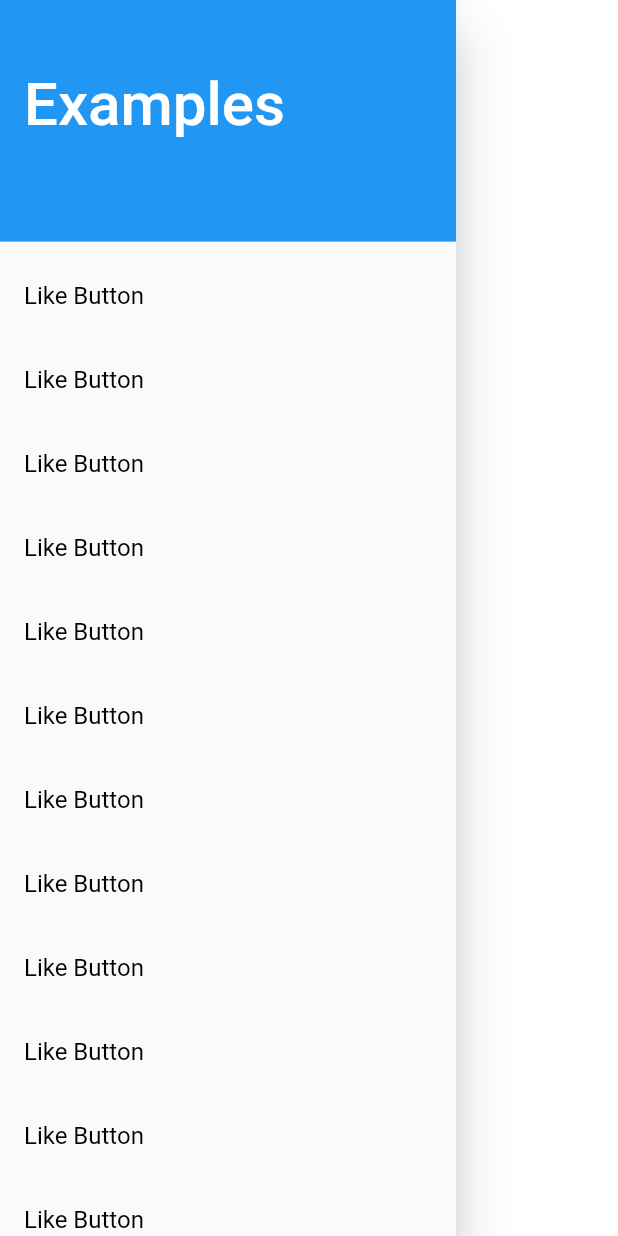
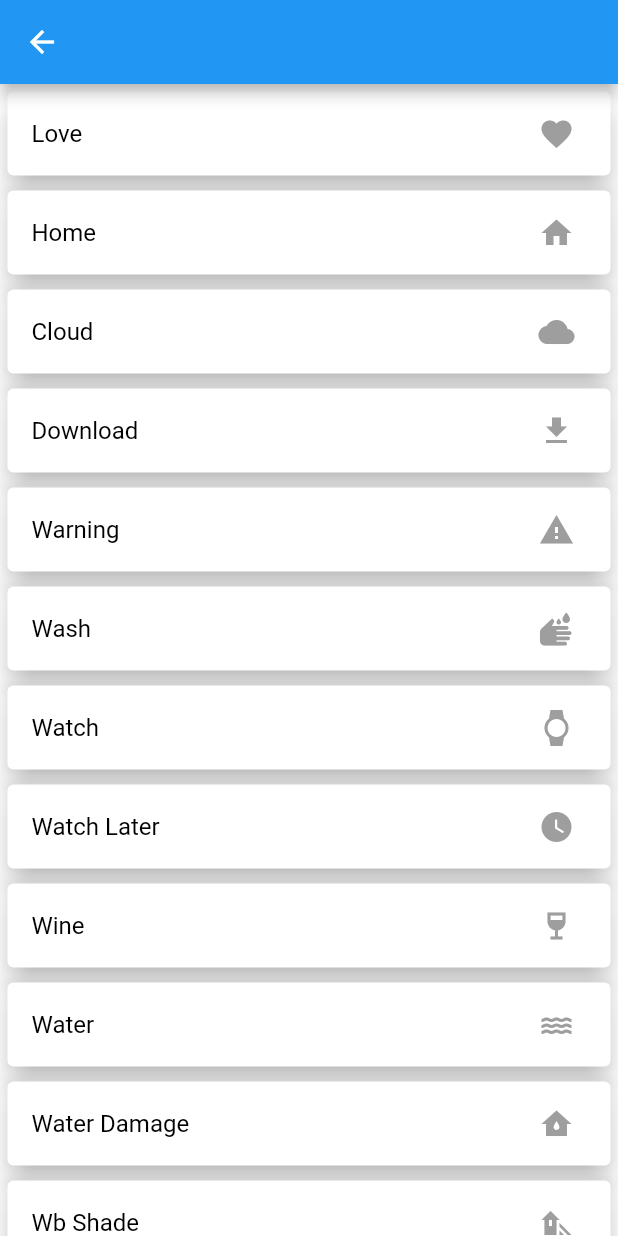
Before and after one commit to hamza-sabri/founder_flutter, a Flutter app: the DemoDrawer widget shown alone on an empty page, opened directly, after a tap on "Like Button", on a phone screen of 412 x 824 dp. Run offline on Flutter 3.47's test engine with Material 2 defaults, Android fonts, the phone set to English and light mode, and no system bars; drawn by our look-alikes of like_button; our stand-ins replace get.

Commit message:
Adding a like button page and showcase some examples with built-in icons.

```diff
--- a/lib/main.dart
+++ b/lib/main.dart
@@ -1,4 +1,5 @@
 import 'package:flutter/material.dart';
+import 'package:founder_flutter/widgets/like_btn.dart';
 import 'package:get/get.dart';
 
 import 'themes/app_theme.dart';
@@ -15,7 +16,10 @@ class MyApp extends StatelessWidget {
       debugShowCheckedModeBanner: false,
       theme: AppTheme().generalTheme,
       initialRoute: '/',
-      getPages: [GetPage(name: '/', page: () => HomePage())],
+      getPages: [
+        GetPage(name: '/', page: () => HomePage()),
+        GetPage(name: '/like-btn', page: () => LikeBtnExample()),
+      ],
     );
   }
 }
--- a/lib/themes/app_theme.dart
+++ b/lib/themes/app_theme.dart
@@ -10,7 +10,7 @@ class AppTheme {
       primaryColor: Colors.green,
       listTileTheme: _listTileTheme,
       cardTheme: CardTheme(
-        margin: EdgeInsets.all(0),
+        margin: EdgeInsets.all(5),
         elevation: 8,
       ),
       // ... etc
--- a/lib/widgets/drawer.dart
+++ b/lib/widgets/drawer.dart
@@ -12,7 +12,7 @@ class DemoDrawer extends StatelessWidget {
       child: ListView(
         children: [
           _drawerHeader,
-          _drawerCardCreator('Like Button', '/like-button'),
+          _drawerCardCreator('Like Button', '/like-btn'),
           _drawerCardCreator('Like Button', '/like-button'),
           _drawerCardCreator('Like Button', '/like-button'),
           _drawerCardCreator('Like Button', '/like-button'),
--- /dev/null
+++ b/lib/widgets/like_btn.dart
@@ -0,0 +1,49 @@
+import 'package:flutter/material.dart';
+import 'package:like_button/like_button.dart';
+
+class LikeBtnExample extends StatelessWidget {
+  @override
+  Widget build(BuildContext context) {
+    return Scaffold(
+      appBar: AppBar(),
+      body: ListView(
+        children: [
+          _likeBtnCard('Love', _myLikeBtn(Icons.favorite)),
+          _likeBtnCard('Home', _myLikeBtn(Icons.home)),
+          _likeBtnCard('Cloud', _myLikeBtn(Icons.cloud)),
+          _likeBtnCard('Download', _myLikeBtn(Icons.download)),
+          _likeBtnCard('Warning', _myLikeBtn(Icons.warning)),
+          _likeBtnCard('Wash', _myLikeBtn(Icons.wash)),
+          _likeBtnCard('Watch', _myLikeBtn(Icons.watch)),
+          _likeBtnCard('Watch Later', _myLikeBtn(Icons.watch_later)),
+          _likeBtnCard('Wine', _myLikeBtn(Icons.wine_bar_sharp)),
+          _likeBtnCard('Water', _myLikeBtn(Icons.water)),
+          _likeBtnCard('Water Damage', _myLikeBtn(Icons.water_damage)),
+          _likeBtnCard('Wb Shade', _myLikeBtn(Icons.wb_shade_outlined)),
+          _likeBtnCard('Wifi', _myLikeBtn(Icons.wifi)),
+          _likeBtnCard('Web Auto', _myLikeBtn(Icons.wb_auto)),
+          _likeBtnCard('Web Auto Outlined', _myLikeBtn(Icons.wb_auto_outlined)),
+          _likeBtnCard('Wc Outlined', _myLikeBtn(Icons.wc_outlined)),
+          _likeBtnCard('Web Outlined', _myLikeBtn(Icons.web_outlined)),
+          _likeBtnCard('Weekend', _myLikeBtn(Icons.weekend)),
+        ],
+      ),
+    );
+  }
+
+  _myLikeBtn(IconData icon) {
+    return LikeButton(
+      likeBuilder: (isLiked) => Icon(
+        icon,
+        color: isLiked ? Colors.deepPurpleAccent : Colors.grey,
+      ),
+    );
+  }
+
+  Widget _likeBtnCard(title, btn) {
+    return Card(
+      child: ListTile(
+          title: Text(title), trailing: SizedBox(width: 40, child: btn)),
+    );
+  }
+}
--- a/pubspec.yaml
+++ b/pubspec.yaml
@@ -35,6 +35,7 @@ dependencies:
   # Use with the CupertinoIcons class for iOS style icons.
   cupertino_icons: ^1.0.2
   get:
+  like_button:
 
 dev_dependencies:
   flutter_test:
```
Also changed, not shown: pubspec.lock.
